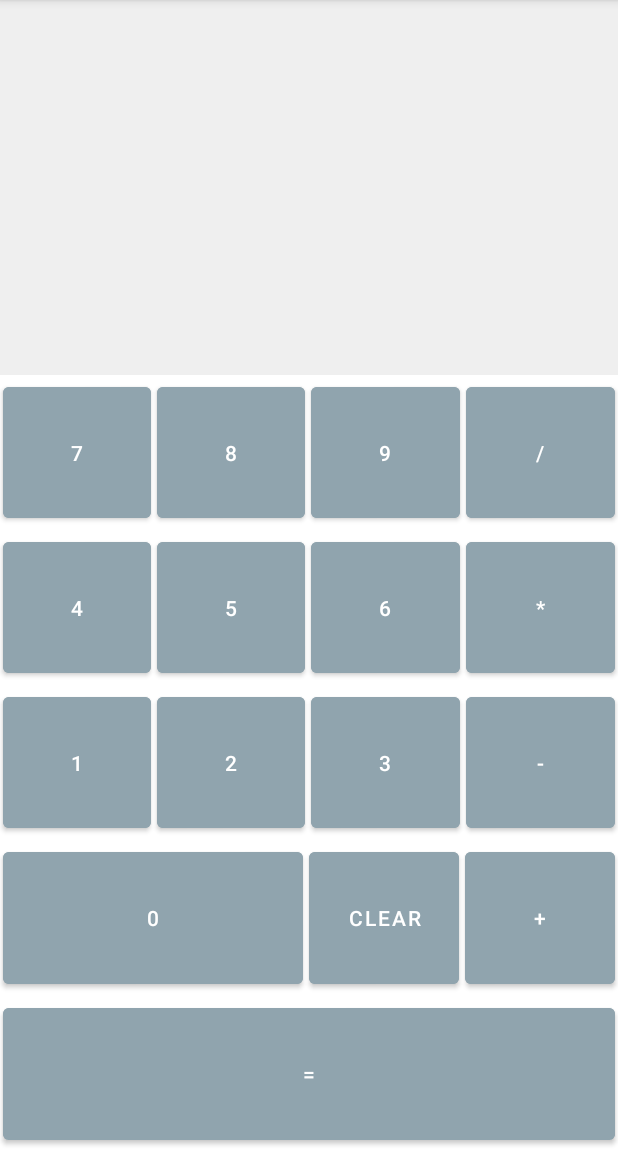
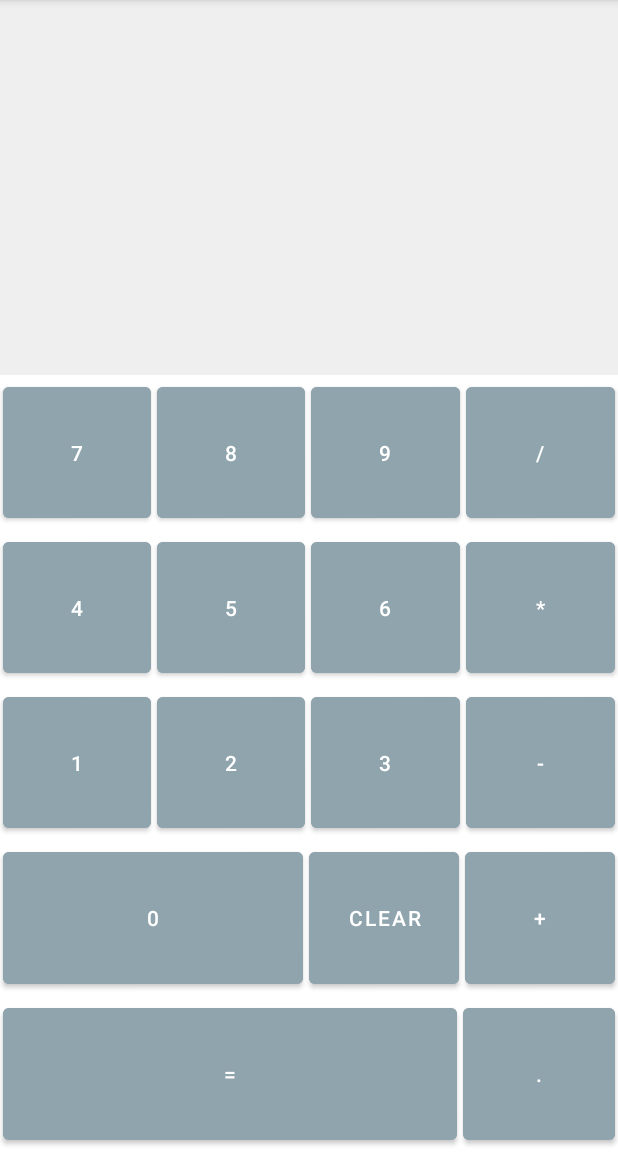
Before and after one commit to SubinBSuresh/SimpleCalculatorApplication, an Android app: the screen it shows after launch (MainActivity), on a phone screen of 412 x 824 dp, the part 84-1236 px from its top. Run offline under Robolectric (Android 15) with nearby library versions, the phone set to English and light mode, and no system bars.

Commit message:
Implemented logic for onclick of digits, equals, dot buttons

```diff
--- a/app/src/main/res/layout/activity_main.xml
+++ b/app/src/main/res/layout/activity_main.xml
@@ -61,7 +61,7 @@
             android:layout_margin="2sp"
             android:layout_weight="1"
             android:backgroundTint="@color/grey"
-            android:onClick="onDigitClick"
+            android:onClick="onOperatorButtonClick"
             android:text="@string/_divide" />
     </LinearLayout>
 
@@ -109,7 +109,7 @@
             android:layout_margin="2sp"
             android:layout_weight="1"
             android:backgroundTint="@color/grey"
-            android:onClick="onDigitClick"
+            android:onClick="onOperatorButtonClick"
             android:text="@string/_multiply" />
 
     </LinearLayout>
@@ -158,7 +158,7 @@
             android:layout_margin="2sp"
             android:layout_weight="1"
             android:backgroundTint="@color/grey"
-            android:onClick="onDigitClick"
+            android:onClick="onOperatorButtonClick"
             android:text="@string/_minus" />
     </LinearLayout>
 
@@ -195,7 +195,7 @@
             android:layout_margin="2sp"
             android:layout_weight="1"
             android:backgroundTint="@color/grey"
-            android:onClick="onDigitClick"
+            android:onClick="onOperatorButtonClick"
             android:text="+" />
     </LinearLayout>
 
@@ -207,12 +207,23 @@
 
         <Button
             android:id="@+id/btnEquals"
-            android:layout_width="match_parent"
+            android:layout_width="0dp"
             android:layout_height="match_parent"
             android:layout_margin="2sp"
+            android:layout_weight="3"
             android:backgroundTint="@color/grey"
-            android:onClick="onDigitClick"
+            android:onClick="onEqualButtonClick"
             android:text="=" />
+
+        <Button
+            android:id="@+id/btnPoint"
+            android:layout_width="0sp"
+            android:layout_height="match_parent"
+            android:layout_margin="2sp"
+            android:layout_weight="1"
+            android:backgroundTint="@color/grey"
+            android:onClick="onDotButtonClick"
+            android:text="." />
     </LinearLayout>
 
 </LinearLayout>
```
Also changed, not shown: app/src/main/java/com/example/simplecalculatorapplication/MainActivity.kt (+49 -7 lines).
